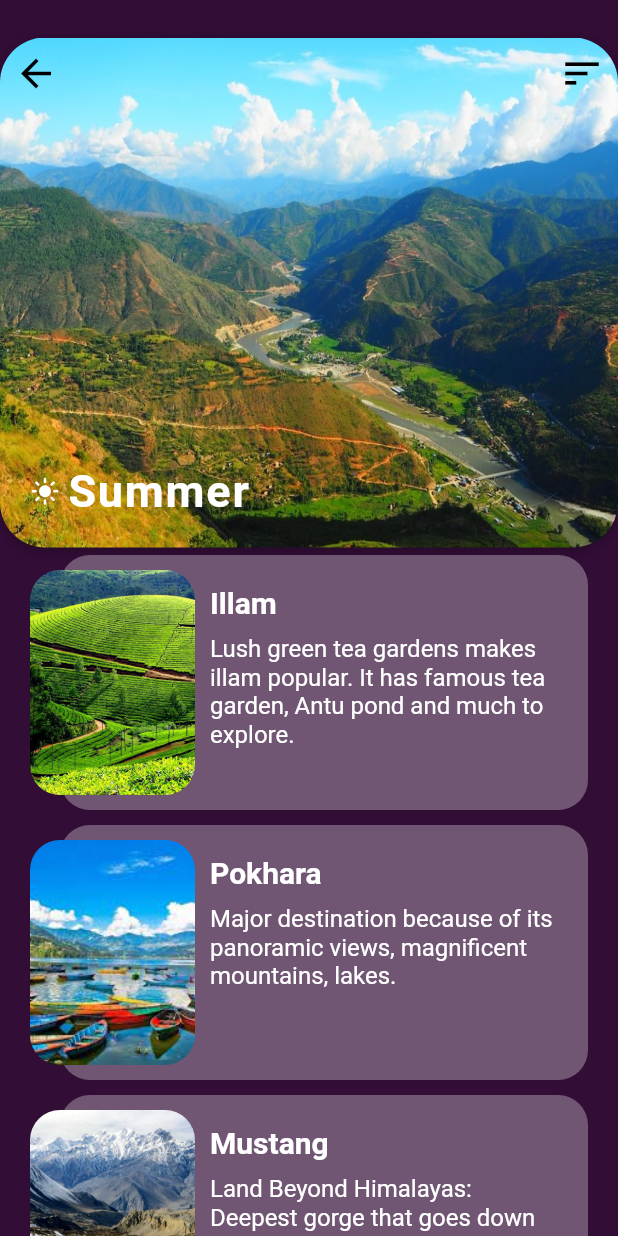
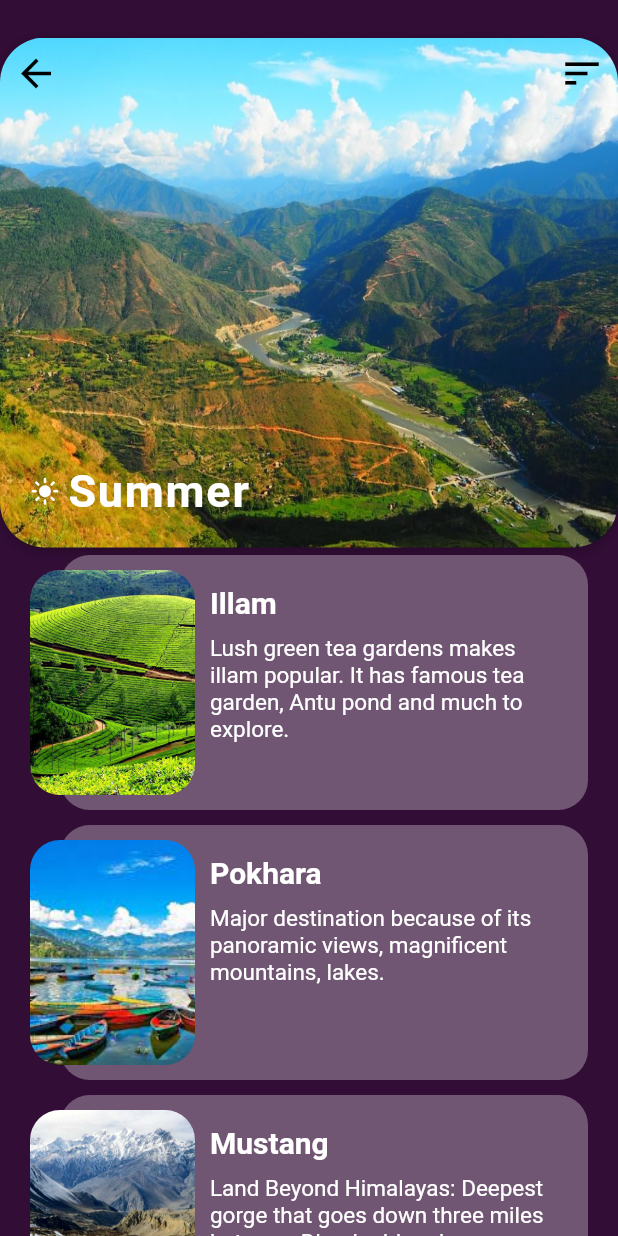
Before and after one commit to Saugat-Maharjan7/Smart-Travel-Planning, a Flutter app: the SeasonalSummer screen opened directly, on a phone screen of 412 x 824 dp. Run offline on Flutter 3.47's test engine with Material 2 defaults, Android fonts, the phone set to English and light mode, and no system bars; our stand-ins replace cached_network_image, carousel_pro, carousel_slider, cloud_firestore, firebase_auth, firebase_core and 16 more; missing offline and left inert: autocomplete_textfield, flutter_polyline_points; accounts and stored records are empty.

```diff
--- a/lib/Home/seasonalAutumn.dart
+++ b/lib/Home/seasonalAutumn.dart
@@ -155,7 +155,7 @@ class _SeasonalAutumnState extends State<SeasonalAutumn> {
                           width: 200,
                           child: Text(info,
                             style: TextStyle(
-                              fontSize: 16,
+                              fontSize: 15,
                             ),
                           ),
                         ),
--- a/lib/Home/seasonalMonsoon.dart
+++ b/lib/Home/seasonalMonsoon.dart
@@ -156,7 +156,7 @@ class _SeasonalMonsoonState extends State<SeasonalMonsoon> {
                           width: 200,
                           child: Text(info,
                             style: TextStyle(
-                              fontSize: 16,
+                              fontSize: 15,
                             ),
                           ),
                         ),
--- a/lib/Home/seasonalSummer.dart
+++ b/lib/Home/seasonalSummer.dart
@@ -154,7 +154,7 @@ class _SeasonalSummerState extends State<SeasonalSummer> {
                                       width: 200,
                                       child: Text(info,
                                         style: TextStyle(
-                                          fontSize: 16,
+                                          fontSize: 15,
                                         ),
                                       ),
                                     ),
--- a/lib/Home/seasonalWinter.dart
+++ b/lib/Home/seasonalWinter.dart
@@ -156,7 +156,7 @@ class _SeasonalWinterState extends State<SeasonalWinter> {
                           width: 200,
                           child: Text(info,
                             style: TextStyle(
-                              fontSize: 16,
+                              fontSize: 15,
                             ),
                           ),
                         ),
--- a/lib/Home_extendedDetails/SeeAllSeasons.dart
+++ b/lib/Home_extendedDetails/SeeAllSeasons.dart
@@ -78,7 +78,7 @@ class _SeeAllSeasonalState extends State<SeeAllSeasonal> {
                                  width: 200,
                                  child: Text(info,
                                    style: TextStyle(
-                                     fontSize: 16,
+                                     fontSize: 15,
                                    ),
                                  ),
                                ),
--- a/lib/Login/login_page.dart
+++ b/lib/Login/login_page.dart
@@ -395,7 +395,7 @@ final FirebaseAuth _firebaseAuth = FirebaseAuth.instance;
                                     'Login with fingerprint',
                                     style: TextStyle(
                                       color: Colors.white,
-                                      fontSize: 13.0,
+                                      fontSize: 12.0,
                                     ),
                                   ),
                                   style: TextButton.styleFrom(
--- a/lib/NavBarPages/profile_page.dart
+++ b/lib/NavBarPages/profile_page.dart
@@ -338,8 +338,8 @@ class _ProfilePageState extends State<ProfilePage>
               TextButton.icon(
                 icon: Icon(Icons.photo),
                 onPressed: () {
-                  // takePhoto(ImageSource.gallery);
-                  uploadImage();
+                  takePhoto(ImageSource.gallery);
+                  // uploadImage();
                 },
                 label: Text('Gallery'),
               ),
```
